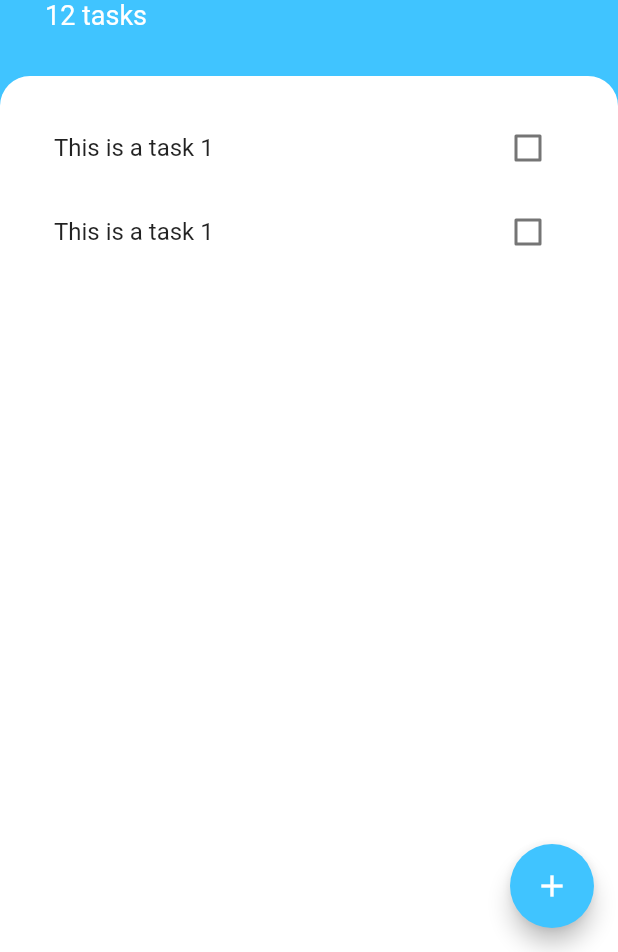
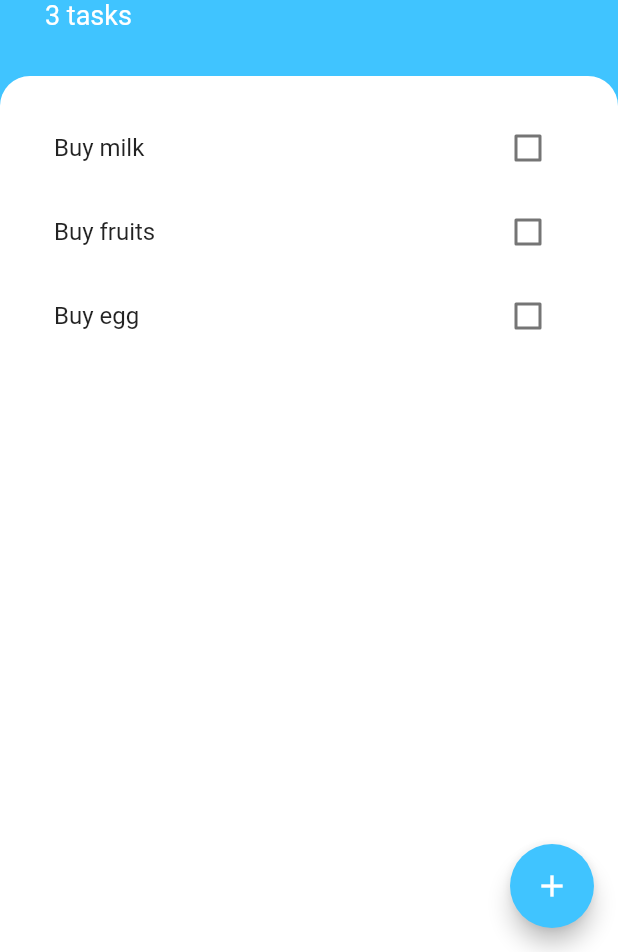
Before and after one commit to sasindroid/todo_flutter, a Flutter app: the screen it shows after launch, on a phone screen of 412 x 824 dp, the part 284-1236 px from its top. Run offline on Flutter 3.47's test engine with Material 2 defaults, Android fonts, the phone set to English and light mode, and no system bars.

Commit message:
moved the state tasks to upper component

```diff
--- /dev/null
+++ b/lib/models/task.dart
@@ -0,0 +1,10 @@
+class Task {
+  final String name;
+  bool isDone;
+
+  Task({this.name, this.isDone = false});
+
+  void toggleDone() {
+    isDone = !isDone;
+  }
+}
--- a/lib/screens/add_task_screen.dart
+++ b/lib/screens/add_task_screen.dart
@@ -2,6 +2,11 @@ import 'package:flutter/cupertino.dart';
 import 'package:flutter/material.dart';
 
 class AddTaskScreen extends StatelessWidget {
+  final textFieldController = TextEditingController();
+  final Function addTaskCallback;
+
+  AddTaskScreen({this.addTaskCallback});
+
   @override
   Widget build(BuildContext context) {
     return Container(
@@ -23,6 +28,7 @@ class AddTaskScreen extends StatelessWidget {
               ),
               TextField(
                 autofocus: true,
+                controller: textFieldController,
                 textAlign: TextAlign.center,
               ),
               SizedBox(
@@ -30,7 +36,11 @@ class AddTaskScreen extends StatelessWidget {
               ),
               ElevatedButton(
                   onPressed: () {
-                    print("pressed flat button");
+                    if (textFieldController.text.isNotEmpty) {
+                      print("saving task: " + textFieldController.text);
+                      addTaskCallback(textFieldController.text);
+                      textFieldController.clear();
+                    }
                   },
                   child: Text(
                     "Click me",
--- a/lib/screens/tasks_screen.dart
+++ b/lib/screens/tasks_screen.dart
@@ -1,8 +1,20 @@
 import "package:flutter/material.dart";
+import 'package:todo_flutter/models/task.dart';
 import 'package:todo_flutter/screens/add_task_screen.dart';
 import 'package:todo_flutter/widgets/tasks_list.dart';
 
-class TasksScreen extends StatelessWidget {
+class TasksScreen extends StatefulWidget {
+  @override
+  _TasksScreenState createState() => _TasksScreenState();
+}
+
+class _TasksScreenState extends State<TasksScreen> {
+  List<Task> tasks = [
+    Task(name: "Buy milk"),
+    Task(name: "Buy fruits"),
+    Task(name: "Buy egg"),
+  ];
+
   @override
   Widget build(BuildContext context) {
     return Scaffold(
@@ -12,7 +24,14 @@ class TasksScreen extends StatelessWidget {
         onPressed: () {
           showModalBottomSheet(
             context: context,
-            builder: (context) => AddTaskScreen(),
+            builder: (context) => AddTaskScreen(
+              addTaskCallback: (taskName) {
+                setState(() {
+                  tasks.add(Task(name: taskName));
+                });
+                Navigator.pop(context);
+              },
+            ),
           );
         },
         child: Icon(Icons.add),
@@ -46,7 +65,7 @@ class TasksScreen extends StatelessWidget {
                       fontWeight: FontWeight.w700),
                 ),
                 Text(
-                  "12 tasks",
+                  '${tasks.length} tasks',
                   style: TextStyle(color: Colors.white, fontSize: 18.0),
                 ),
               ],
@@ -60,7 +79,9 @@ class TasksScreen extends StatelessWidget {
                   borderRadius: BorderRadius.only(
                       topLeft: Radius.circular(20.0),
                       topRight: Radius.circular(20.0))),
-              child: TasksList(),
+              child: TasksList(
+                tasks: tasks,
+              ),
             ),
           ),
         ],
--- a/lib/widgets/task_tile.dart
+++ b/lib/widgets/task_tile.dart
@@ -1,46 +1,25 @@
 import 'package:flutter/material.dart';
 
-class TaskTile extends StatefulWidget {
-  @override
-  _TaskTileState createState() => _TaskTileState();
-}
+class TaskTile extends StatelessWidget {
+  final bool isChecked;
+  final String taskTitle;
+  final Function toggleCheckboxCallback;
 
-class _TaskTileState extends State<TaskTile> {
-  bool isChecked = false;
-  void checkboxCallback(bool newValue) {
-    setState(() {
-      isChecked = newValue;
-    });
-  }
+  TaskTile({this.isChecked, this.taskTitle, this.toggleCheckboxCallback});
 
   @override
   Widget build(BuildContext context) {
     return ListTile(
       title: Text(
-        "This is a task 1",
+        taskTitle,
         style: TextStyle(
             decoration: isChecked ? TextDecoration.lineThrough : null),
       ),
-      trailing: TaskCheckbox(
-        checkboxState: isChecked,
-        toggleCheckboxState: checkboxCallback,
+      trailing: Checkbox(
+        activeColor: Colors.lightBlueAccent,
+        value: isChecked,
+        onChanged: toggleCheckboxCallback,
       ),
     );
   }
 }
-
-class TaskCheckbox extends StatelessWidget {
-  final bool checkboxState;
-  final Function toggleCheckboxState;
-
-  TaskCheckbox({this.checkboxState, this.toggleCheckboxState});
-
-  @override
-  Widget build(BuildContext context) {
-    return Checkbox(
-      activeColor: Colors.lightBlueAccent,
-      value: checkboxState,
-      onChanged: toggleCheckboxState,
-    );
-  }
-}
--- a/lib/widgets/tasks_list.dart
+++ b/lib/widgets/tasks_list.dart
@@ -1,14 +1,30 @@
 import 'package:flutter/material.dart';
+import 'package:todo_flutter/models/task.dart';
 import 'package:todo_flutter/widgets/task_tile.dart';
 
-class TasksList extends StatelessWidget {
+class TasksList extends StatefulWidget {
+  final List<Task> tasks;
+  TasksList({this.tasks});
+
+  @override
+  _TasksListState createState() => _TasksListState();
+}
+
+class _TasksListState extends State<TasksList> {
   @override
   Widget build(BuildContext context) {
-    return ListView(
-      children: [
-        TaskTile(),
-        TaskTile(),
-      ],
+    return ListView.builder(
+      itemBuilder: (context, index) => Center(
+        child: TaskTile(
+            taskTitle: widget.tasks[index].name,
+            isChecked: widget.tasks[index].isDone,
+            toggleCheckboxCallback: (checkboxState) {
+              setState(() {
+                widget.tasks[index].toggleDone();
+              });
+            }),
+      ),
+      itemCount: widget.tasks.length,
     );
   }
 }
```
